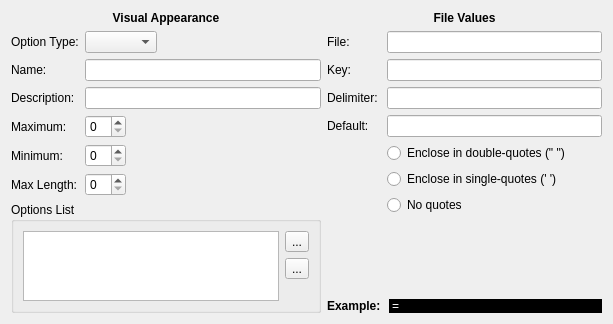
This is src-qt4/EasyPBI/SConfigDialog.ui in trueos/pcbsd as Qt 5 draws it before an edit. The edited form follows.
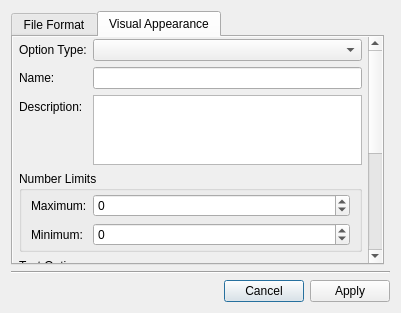
This is the edited form. The open tabs and pages were chosen to show the change. Icons and pictures are not drawn.

Commit message: Add the guts of the new dialog for service configuration options. Still don't have this enabled in the main UI yet since it is not finished yet.

```diff
--- a/src-qt4/EasyPBI/SConfigDialog.ui
+++ b/src-qt4/EasyPBI/SConfigDialog.ui
@@ -6,8 +6,8 @@
    <rect>
     <x>0</x>
     <y>0</y>
-    <width>613</width>
-    <height>288</height>
+    <width>401</width>
+    <height>313</height>
    </rect>
   </property>
   <property name="windowTitle">
@@ -15,57 +15,129 @@
   </property>
   <layout class="QGridLayout" name="gridLayout">
    <item row="2" column="1">
+    <layout class="QVBoxLayout" name="verticalLayout_3"/>
+   </item>
+   <item row="4" column="0" colspan="2">
+    <layout class="QHBoxLayout" name="horizontalLayout">
+     <item>
+      <spacer name="horizontalSpacer">
+       <property name="orientation">
+        <enum>Qt::Horizontal</enum>
+       </property>
+       <property name="sizeHint" stdset="0">
+        <size>
+         <width>40</width>
+         <height>20</height>
+        </size>
+       </property>
+      </spacer>
+     </item>
+     <item>
+      <widget class="QPushButton" name="push_cancel">
+       <property name="text">
+        <string>Cancel</string>
+       </property>
+       <property name="icon">
+        <iconset resource="EasyPBI.qrc">
+         <normaloff>:/png/icons/cancel.png</normaloff>:/png/icons/cancel.png</iconset>
+       </property>
+      </widget>
+     </item>
+     <item>
+      <widget class="QPushButton" name="push_apply">
+       <property name="text">
+        <string>Apply</string>
+       </property>
+       <property name="icon">
+        <iconset resource="EasyPBI.qrc">
+         <normaloff>:/png/icons/accept.png</normaloff>:/png/icons/accept.png</iconset>
+       </property>
+      </widget>
+     </item>
+    </layout>
+   </item>
+   <item row="3" column="0" colspan="2">
+    <widget class="Line" name="line">
+     <property name="orientation">
+      <enum>Qt::Horizontal</enum>
+     </property>
+    </widget>
+   </item>
+   <item row="0" column="0">
+    <widget class="QTabWidget" name="tabWidget">
+     <property name="currentIndex">
+      <number>0</number>
+     </property>
+     <widget class="QWidget" name="tab_file">
+      <attribute name="icon">
+       <iconset resource="EasyPBI.qrc">
+        <normaloff>:/png/icons/file.png</normaloff>:/png/icons/file.png</iconset>
+      </attribute>
+      <attribute name="title">
+       <string>File Format</string>
+      </attribute>
+      <layout class="QVBoxLayout" name="verticalLayout_2">
+       <property name="margin">
+        <number>0</number>
+       </property>
+       <item>
+        <widget class="QScrollArea" name="scrollArea_2">
+         <property name="frameShape">
+          <enum>QFrame::NoFrame</enum>
+         </property>
+         <property name="frameShadow">
+          <enum>QFrame::Plain</enum>
+         </property>
+         <property name="lineWidth">
+          <number>0</number>
+         </property>
+         <property name="widgetResizable">
+          <bool>true</bool>
+         </property>
+         <widget class="QWidget" name="scrollAreaWidgetContents_2">
+          <property name="geometry">
+           <rect>
+            <x>0</x>
+            <y>0</y>
+            <width>377</width>
+            <height>224</height>
+           </rect>
+          </property>
     <layout class="QFormLayout" name="formLayout_2">
-     <property name="fieldGrowthPolicy">
-      <enum>QFormLayout::ExpandingFieldsGrow</enum>
-     </property>
-     <item row="0" column="0" colspan="2">
-      <widget class="QLabel" name="label_10">
-       <property name="font">
-        <font>
-         <weight>75</weight>
-         <bold>true</bold>
-        </font>
-       </property>
-       <property name="text">
-        <string>File Values</string>
-       </property>
-       <property name="alignment">
-        <set>Qt::AlignCenter</set>
-       </property>
-      </widget>
-     </item>
-     <item row="1" column="0">
+           <property name="margin">
+            <number>6</number>
+           </property>
+           <item row="0" column="0">
       <widget class="QLabel" name="label_11">
        <property name="text">
         <string>File:</string>
        </property>
       </widget>
      </item>
-     <item row="1" column="1">
-      <widget class="QLineEdit" name="lineEdit_6"/>
-     </item>
-     <item row="2" column="0">
+           <item row="0" column="1">
+            <widget class="QLineEdit" name="line_file"/>
+           </item>
+           <item row="1" column="0">
       <widget class="QLabel" name="label_8">
        <property name="text">
         <string>Key:</string>
        </property>
       </widget>
      </item>
-     <item row="2" column="1">
-      <widget class="QLineEdit" name="lineEdit_5"/>
-     </item>
-     <item row="3" column="0">
+           <item row="1" column="1">
+            <widget class="QLineEdit" name="line_key"/>
+           </item>
+           <item row="2" column="0">
       <widget class="QLabel" name="label_7">
        <property name="text">
         <string>Delimiter:</string>
        </property>
       </widget>
      </item>
-     <item row="3" column="1">
-      <widget class="QLineEdit" name="lineEdit_4"/>
-     </item>
-     <item row="4" column="0">
+           <item row="2" column="1">
+            <widget class="QLineEdit" name="line_delim"/>
+           </item>
+           <item row="3" column="0">
       <widget class="QLabel" name="label_3">
        <property name="text">
         <string>Default:</string>
@@ -73,9 +145,30 @@
       </widget>
      </item>
      <item row="4" column="1">
-      <widget class="QLineEdit" name="lineEdit_3"/>
-     </item>
-     <item row="8" column="1">
+            <widget class="QRadioButton" name="radio_noquotes">
+             <property name="text">
+              <string>No quotes</string>
+             </property>
+             <property name="checked">
+              <bool>true</bool>
+             </property>
+            </widget>
+           </item>
+           <item row="5" column="1">
+            <widget class="QRadioButton" name="radio_doublequotes">
+             <property name="text">
+              <string>Enclose in double-quotes (&quot; &quot;)</string>
+             </property>
+            </widget>
+           </item>
+           <item row="6" column="1">
+            <widget class="QRadioButton" name="radio_singlequotes">
+             <property name="text">
+              <string>Enclose in single-quotes (' ')</string>
+             </property>
+            </widget>
+           </item>
+           <item row="7" column="1">
       <spacer name="verticalSpacer">
        <property name="orientation">
         <enum>Qt::Vertical</enum>
@@ -88,7 +181,7 @@
        </property>
       </spacer>
      </item>
-     <item row="9" column="0">
+           <item row="8" column="0">
       <widget class="QLabel" name="label_12">
        <property name="font">
         <font>
@@ -97,11 +190,11 @@
         </font>
        </property>
        <property name="text">
-        <string>Example:</string>
+              <string>Sample:</string>
        </property>
       </widget>
      </item>
-     <item row="9" column="1">
+           <item row="8" column="1">
       <widget class="QLabel" name="label_sample">
        <property name="sizePolicy">
         <sizepolicy hsizetype="MinimumExpanding" vsizetype="Preferred">
@@ -117,156 +210,297 @@
        </property>
       </widget>
      </item>
-     <item row="5" column="1">
-      <widget class="QRadioButton" name="radioButton">
-       <property name="text">
-        <string>Enclose in double-quotes (&quot; &quot;)</string>
-       </property>
-      </widget>
-     </item>
-     <item row="6" column="1">
-      <widget class="QRadioButton" name="radioButton_2">
-       <property name="text">
-        <string>Enclose in single-quotes (' ')</string>
-       </property>
-      </widget>
-     </item>
-     <item row="7" column="1">
-      <widget class="QRadioButton" name="radioButton_3">
-       <property name="text">
-        <string>No quotes</string>
-       </property>
-      </widget>
-     </item>
-    </layout>
-   </item>
-   <item row="2" column="0">
-    <layout class="QFormLayout" name="formLayout">
-     <property name="fieldGrowthPolicy">
-      <enum>QFormLayout::ExpandingFieldsGrow</enum>
-     </property>
-     <item row="0" column="0" colspan="2">
-      <widget class="QLabel" name="label_9">
-       <property name="font">
-        <font>
-         <weight>75</weight>
-         <bold>true</bold>
-        </font>
-       </property>
-       <property name="text">
+          </layout>
+         </widget>
+        </widget>
+       </item>
+      </layout>
+     </widget>
+     <widget class="QWidget" name="tab_vis">
+      <attribute name="icon">
+       <iconset resource="EasyPBI.qrc">
+        <normaloff>:/png/icons/list.png</normaloff>:/png/icons/list.png</iconset>
+      </attribute>
+      <attribute name="title">
         <string>Visual Appearance</string>
+      </attribute>
+      <layout class="QVBoxLayout" name="verticalLayout_4">
+       <property name="margin">
+        <number>0</number>
        </property>
-       <property name="alignment">
-        <set>Qt::AlignCenter</set>
-       </property>
-      </widget>
-     </item>
-     <item row="1" column="0">
-      <widget class="QLabel" name="label_6">
+       <item>
+        <widget class="QScrollArea" name="scrollArea">
+         <property name="frameShape">
+          <enum>QFrame::NoFrame</enum>
+         </property>
+         <property name="frameShadow">
+          <enum>QFrame::Plain</enum>
+         </property>
+         <property name="lineWidth">
+          <number>0</number>
+         </property>
+         <property name="widgetResizable">
+          <bool>true</bool>
+         </property>
+         <widget class="QWidget" name="scrollAreaWidgetContents">
+          <property name="geometry">
+           <rect>
+            <x>0</x>
+            <y>0</y>
+            <width>362</width>
+            <height>419</height>
+           </rect>
+          </property>
+          <layout class="QFormLayout" name="formLayout">
+           <property name="leftMargin">
+            <number>6</number>
+           </property>
+           <property name="topMargin">
+            <number>2</number>
+           </property>
+           <property name="rightMargin">
+            <number>6</number>
+           </property>
+           <property name="bottomMargin">
+            <number>6</number>
+           </property>
+           <item row="8" column="0" colspan="2">
+            <widget class="QGroupBox" name="group_options">
+             <property name="title">
+              <string>Options List</string>
+             </property>
+             <layout class="QVBoxLayout" name="verticalLayout">
+              <property name="topMargin">
+               <number>3</number>
+              </property>
+              <property name="bottomMargin">
+               <number>3</number>
+              </property>
+              <item>
+               <layout class="QHBoxLayout" name="horizontalLayout_3">
+                <item>
+                 <widget class="QToolButton" name="tool_optrem">
+                  <property name="text">
+                   <string>...</string>
+                  </property>
+                  <property name="icon">
+                   <iconset resource="EasyPBI.qrc">
+                    <normaloff>:/png/icons/minus.png</normaloff>:/png/icons/minus.png</iconset>
+                  </property>
+                 </widget>
+                </item>
+                <item>
+                 <widget class="QToolButton" name="tool_optadd">
        <property name="text">
-        <string>Option Type:</string>
+                   <string>...</string>
+                  </property>
+                  <property name="icon">
+                   <iconset resource="EasyPBI.qrc">
+                    <normaloff>:/png/icons/plus.png</normaloff>:/png/icons/plus.png</iconset>
+                  </property>
+                 </widget>
+                </item>
+                <item>
+                 <spacer name="horizontalSpacer_2">
+                  <property name="orientation">
+                   <enum>Qt::Horizontal</enum>
+                  </property>
+                  <property name="sizeType">
+                   <enum>QSizePolicy::Expanding</enum>
+                  </property>
+                  <property name="sizeHint" stdset="0">
+                   <size>
+                    <width>40</width>
+                    <height>20</height>
+                   </size>
+                  </property>
+                 </spacer>
+                </item>
+                <item>
+                 <widget class="QToolButton" name="tool_optup">
+                  <property name="text">
+                   <string>...</string>
+                  </property>
+                  <property name="icon">
+                   <iconset resource="EasyPBI.qrc">
+                    <normaloff>:/png/icons/arrow-up.png</normaloff>:/png/icons/arrow-up.png</iconset>
+                  </property>
+                 </widget>
+                </item>
+                <item>
+                 <widget class="QToolButton" name="tool_optdown">
+                  <property name="text">
+                   <string>...</string>
+                  </property>
+                  <property name="icon">
+                   <iconset resource="EasyPBI.qrc">
+                    <normaloff>:/png/icons/arrow-down.png</normaloff>:/png/icons/arrow-down.png</iconset>
+                  </property>
+                 </widget>
+                </item>
+               </layout>
+              </item>
+              <item>
+               <widget class="QListWidget" name="list_opts">
+                <property name="sizePolicy">
+                 <sizepolicy hsizetype="Preferred" vsizetype="Expanding">
+                  <horstretch>0</horstretch>
+                  <verstretch>0</verstretch>
+                 </sizepolicy>
+                </property>
+               </widget>
+              </item>
+             </layout>
+            </widget>
+           </item>
+           <item row="7" column="0" colspan="2">
+            <widget class="QGroupBox" name="group_text">
+             <property name="title">
+              <string>Text Options</string>
+             </property>
+             <layout class="QFormLayout" name="formLayout_4">
+              <property name="topMargin">
+               <number>3</number>
+              </property>
+              <property name="bottomMargin">
+               <number>3</number>
+              </property>
+              <item row="0" column="0">
+               <widget class="QLabel" name="label_14">
+                <property name="text">
+                 <string>Max Length:</string>
+                </property>
+               </widget>
+              </item>
+              <item row="0" column="1">
+               <widget class="QSpinBox" name="spin_maxlen">
+                <property name="maximum">
+                 <number>300</number>
+                </property>
+                <property name="value">
+                 <number>25</number>
        </property>
       </widget>
      </item>
      <item row="1" column="1">
-      <widget class="QComboBox" name="comboBox"/>
-     </item>
-     <item row="2" column="0">
-      <widget class="QLabel" name="label">
+               <widget class="QCheckBox" name="check_hidetext">
        <property name="text">
-        <string>Name:</string>
+                 <string>Hide Text (I.E. passwords)</string>
        </property>
       </widget>
      </item>
-     <item row="2" column="1">
-      <widget class="QLineEdit" name="lineEdit"/>
-     </item>
-     <item row="3" column="0">
-      <widget class="QLabel" name="label_2">
-       <property name="text">
-        <string>Description:</string>
-       </property>
-      </widget>
-     </item>
-     <item row="3" column="1">
-      <widget class="QLineEdit" name="lineEdit_2"/>
-     </item>
-     <item row="4" column="0">
+             </layout>
+            </widget>
+           </item>
+           <item row="6" column="0" colspan="2">
+            <widget class="QGroupBox" name="group_numbers">
+             <property name="title">
+              <string>Number Limits</string>
+             </property>
+             <layout class="QFormLayout" name="formLayout_3">
+              <property name="topMargin">
+               <number>3</number>
+              </property>
+              <property name="bottomMargin">
+               <number>3</number>
+              </property>
+              <item row="0" column="0">
       <widget class="QLabel" name="label_4">
        <property name="text">
         <string>Maximum:</string>
        </property>
       </widget>
      </item>
-     <item row="4" column="1">
-      <widget class="QSpinBox" name="spinBox"/>
-     </item>
-     <item row="5" column="0">
+              <item row="0" column="1">
+               <widget class="QSpinBox" name="spin_max">
+                <property name="minimum">
+                 <number>-100000</number>
+                </property>
+                <property name="maximum">
+                 <number>1000000</number>
+                </property>
+               </widget>
+              </item>
+              <item row="1" column="0">
       <widget class="QLabel" name="label_5">
        <property name="text">
         <string>Minimum:</string>
        </property>
       </widget>
      </item>
-     <item row="5" column="1">
-      <widget class="QSpinBox" name="spinBox_2"/>
-     </item>
-     <item row="6" column="0">
-      <widget class="QLabel" name="label_14">
-       <property name="text">
-        <string>Max Length:</string>
-       </property>
-      </widget>
-     </item>
-     <item row="6" column="1">
-      <widget class="QSpinBox" name="spinBox_3"/>
-     </item>
-     <item row="7" column="0" colspan="2">
-      <widget class="QGroupBox" name="groupBox">
-       <property name="title">
-        <string>Options List</string>
-       </property>
-       <layout class="QHBoxLayout" name="horizontalLayout_2">
-        <item>
-         <widget class="QListWidget" name="listWidget"/>
-        </item>
-        <item>
-         <layout class="QVBoxLayout" name="verticalLayout">
-          <item>
-           <widget class="QToolButton" name="toolButton">
+              <item row="1" column="1">
+               <widget class="QSpinBox" name="spin_min">
+                <property name="minimum">
+                 <number>-100000</number>
+                </property>
+                <property name="maximum">
+                 <number>100000</number>
+                </property>
+               </widget>
+              </item>
+             </layout>
+            </widget>
+           </item>
+           <item row="4" column="1">
+            <widget class="QPlainTextEdit" name="text_description">
+             <property name="sizePolicy">
+              <sizepolicy hsizetype="Expanding" vsizetype="Expanding">
+               <horstretch>0</horstretch>
+               <verstretch>0</verstretch>
+              </sizepolicy>
+             </property>
+            </widget>
+           </item>
+           <item row="4" column="0">
+            <widget class="QLabel" name="label_2">
             <property name="text">
-             <string>...</string>
+              <string>Description:</string>
             </property>
            </widget>
           </item>
-          <item>
-           <widget class="QToolButton" name="toolButton_2">
+           <item row="2" column="1">
+            <widget class="QLineEdit" name="line_name">
+             <property name="sizePolicy">
+              <sizepolicy hsizetype="Expanding" vsizetype="Fixed">
+               <horstretch>0</horstretch>
+               <verstretch>0</verstretch>
+              </sizepolicy>
+             </property>
+            </widget>
+           </item>
+           <item row="2" column="0">
+            <widget class="QLabel" name="label">
             <property name="text">
-             <string>...</string>
+              <string>Name:</string>
             </property>
            </widget>
           </item>
-          <item>
-           <spacer name="verticalSpacer_2">
-            <property name="orientation">
-             <enum>Qt::Vertical</enum>
-            </property>
-            <property name="sizeHint" stdset="0">
-             <size>
-              <width>20</width>
-              <height>40</height>
-             </size>
-            </property>
-           </spacer>
-          </item>
-         </layout>
+           <item row="1" column="1">
+            <widget class="QComboBox" name="combo_type">
+             <property name="sizePolicy">
+              <sizepolicy hsizetype="Expanding" vsizetype="Fixed">
+               <horstretch>0</horstretch>
+               <verstretch>0</verstretch>
+              </sizepolicy>
+             </property>
+            </widget>
+           </item>
+           <item row="1" column="0">
+            <widget class="QLabel" name="label_6">
+             <property name="text">
+              <string>Option Type:</string>
+             </property>
+            </widget>
+           </item>
+          </layout>
+         </widget>
+        </widget>
         </item>
        </layout>
       </widget>
-     </item>
-    </layout>
-   </item>
-  </layout>
+    </widget>
+   </item>
+  </layout>
  </widget>
  <resources/>
  <connections/>
```
Left out of the diff: 15 changed lines with no effect on the pictures. Lines whose indentation alone changed are shown as unchanged. The commit also changes 8 other files.
